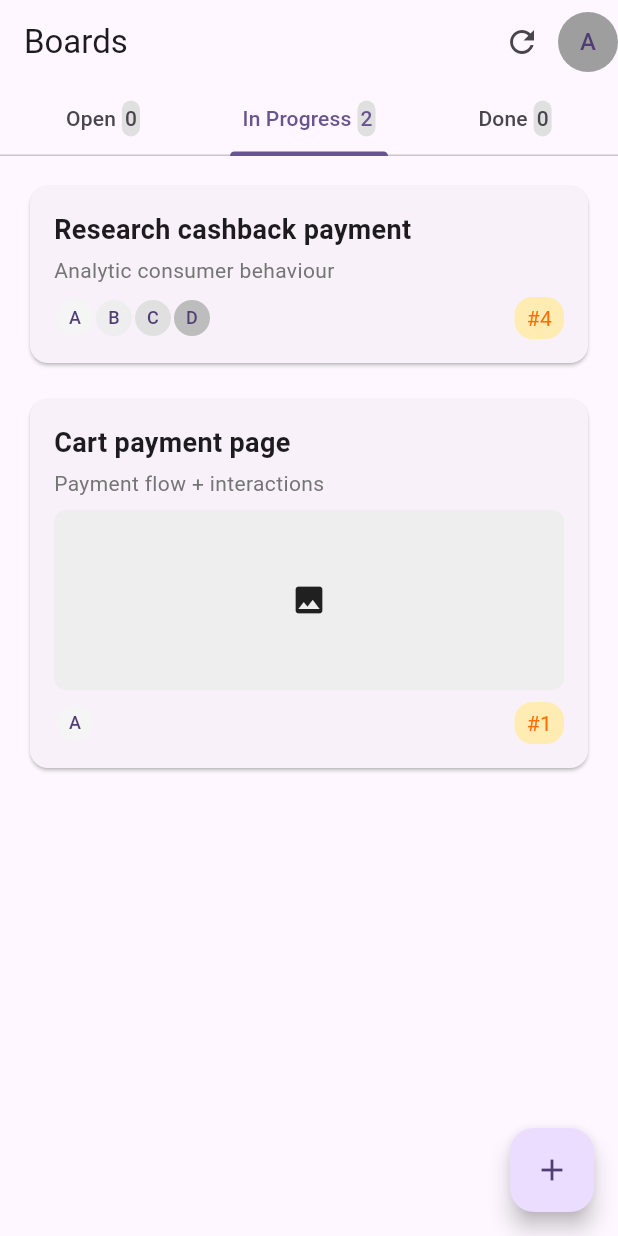
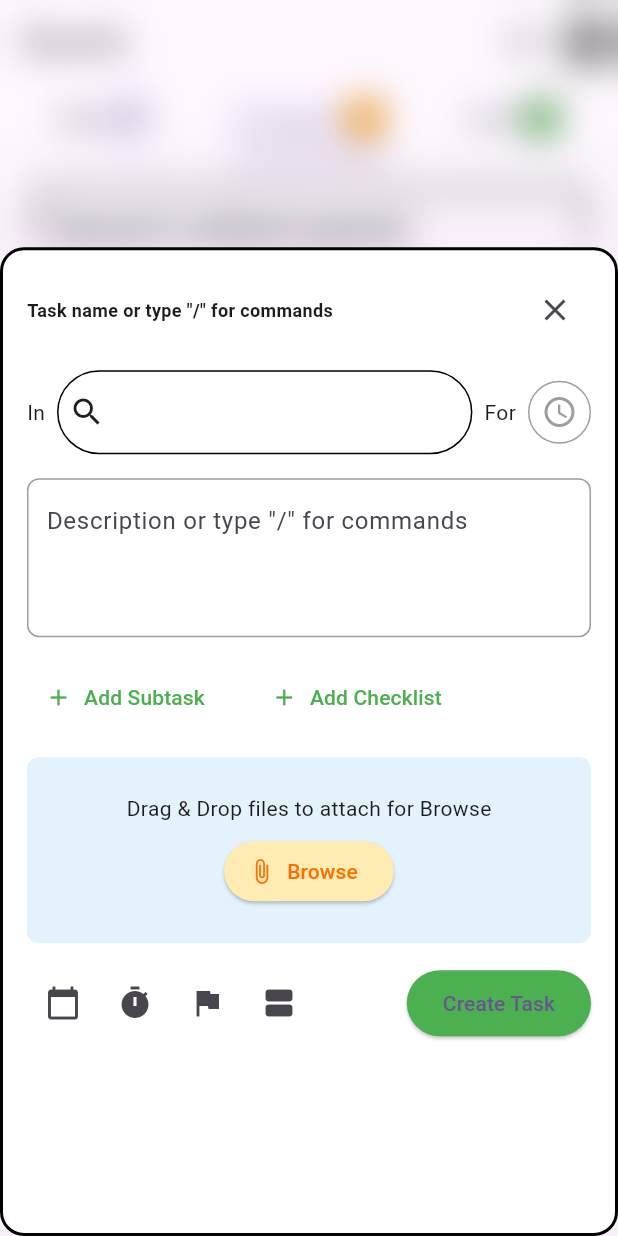
Before and after one commit to paolojoaquinp/todo_app, a Flutter app: the screen it shows after launch, tab 2 chosen, after a tap on the "add" icon, on a phone screen of 412 x 824 dp. Run offline on Flutter 3.47's test engine with Material 3 defaults, Android fonts, the phone set to English and light mode, and no system bars; our stand-ins replace bloc, equatable, flutter_bloc.

Commit message:
feat: add task layout botom sheet

```diff
--- /dev/null
+++ b/lib/features/add_task/presenter/add_task.dart
@@ -0,0 +1,183 @@
+import 'package:flutter/material.dart';
+import 'package:flutter_bloc/flutter_bloc.dart';
+import 'package:todo_app/features/home_page/presenter/bloc/home_bloc.dart';
+
+class AddTaskDialog extends StatelessWidget {
+  const AddTaskDialog({super.key, });
+
+  @override
+  Widget build(BuildContext context) {
+
+    return FractionallySizedBox(
+      heightFactor: 0.8,
+      child: Container(
+        padding: const EdgeInsets.all(16),
+        decoration: BoxDecoration(
+          color: Colors.white,
+          border: Border.all(color: Colors.black, width: 2),
+          borderRadius: BorderRadius.circular(16),
+        ),
+        child: ListView(
+            children: [
+              Row(
+                mainAxisAlignment: MainAxisAlignment.spaceBetween,
+                children: [
+                  const Text(
+                    'Task name or type "/" for commands',
+                    style: TextStyle(
+                      fontSize: 12,
+                      fontWeight: FontWeight.bold,
+                    ),
+                  ),
+                  IconButton(
+                    icon: const Icon(Icons.close),
+                    onPressed: () {
+                      Navigator.pop(context);
+                    },
+                  ),
+                ],
+              ),
+              const SizedBox(height: 16),
+              Row(
+                children: [
+                  const Text('In'),
+                  const SizedBox(width: 8),
+                  Expanded(
+                    child: Row(
+                      children: [
+                        const Expanded(
+                          child: SearchBar(
+                            leading: Icon(Icons.search),
+                            elevation: WidgetStatePropertyAll(0),
+                            backgroundColor: WidgetStatePropertyAll(Colors.white),
+                            side: WidgetStatePropertyAll<BorderSide>(BorderSide(color: Colors.black,width: 1))
+                          ),
+                        ),
+                      ],
+                    ),
+                  ),
+                  const SizedBox(width: 8),
+                  const Text('For'),
+                  const SizedBox(width: 8),
+                  Container(
+                    padding: const EdgeInsets.all(8),
+                    decoration: BoxDecoration(
+                      border: Border.all(color: Colors.grey),
+                      shape: BoxShape.circle,
+                    ),
+                    child: const Icon(Icons.access_time, color: Colors.grey),
+                  ),
+                ],
+              ),
+              const SizedBox(height: 16),
+              Container(
+                padding: const EdgeInsets.symmetric(horizontal: 12, vertical: 8),
+                decoration: BoxDecoration(
+                  border: Border.all(color: Colors.grey),
+                  borderRadius: BorderRadius.circular(8),
+                ),
+                child: const TextField(
+                  maxLines: 3,
+                  decoration: InputDecoration(
+                    hintText: 'Description or type "/" for commands',
+                    border: InputBorder.none,
+                  ),
+                ),
+              ),
+              const SizedBox(height: 16),
+              Row(
+                children: [
+                  TextButton.icon(
+                    icon: const Icon(Icons.add, color: Colors.green),
+                    label: const Text(
+                      'Add Subtask',
+                      style: TextStyle(color: Colors.green),
+                    ),
+                    onPressed: () {},
+                  ),
+                  const SizedBox(width: 16),
+                  TextButton.icon(
+                    icon: const Icon(Icons.add, color: Colors.green),
+                    label: const Text(
+                      'Add Checklist',
+                      style: TextStyle(color: Colors.green),
+                    ),
+                    onPressed: () {},
+                  ),
+                ],
+              ),
+              const SizedBox(height: 16),
+              Container(
+                padding: const EdgeInsets.all(24),
+                decoration: BoxDecoration(
+                  color: Colors.blue[50],
+                  borderRadius: BorderRadius.circular(8),
+                ),
+                child: Column(
+                  children: [
+                    const Text('Drag & Drop files to attach for Browse'),
+                    const SizedBox(height: 8),
+                    ElevatedButton.icon(
+                      icon: const Icon(Icons.attach_file),
+                      label: const Text('Browse'),
+                      style: ElevatedButton.styleFrom(
+                        backgroundColor: Colors.amber[100],
+                        foregroundColor: Colors.amber[900],
+                      ),
+                      onPressed: () {},
+                    ),
+                  ],
+                ),
+              ),
+              const SizedBox(height: 16),
+              Row(
+                mainAxisAlignment: MainAxisAlignment.spaceBetween,
+                children: [
+                  Row(
+                    children: [
+                      IconButton(
+                        icon: const Icon(Icons.calendar_today),
+                        onPressed: () {},
+                      ),
+                      IconButton(
+                        icon: const Icon(Icons.timer),
+                        onPressed: () {},
+                      ),
+                      IconButton(
+                        icon: const Icon(Icons.flag),
+                        onPressed: () {},
+                      ),
+                      IconButton(
+                        icon: const Icon(Icons.view_agenda),
+                        onPressed: () {},
+                      ),
+                    ],
+                  ),
+                  ElevatedButton(
+                    style: ElevatedButton.styleFrom(
+                      backgroundColor: Colors.green,
+                      padding: const EdgeInsets.symmetric(
+                        horizontal: 24,
+                        vertical: 12,
+                      ),
+                    ),
+                    onPressed: () {
+                      context.read<HomeBloc>().add(
+                            const CreateTaskRequestedEvent(
+                              title: '',
+                              description: '',
+                              list: '',
+                            ),
+                          );
+                    },
+                    child: const Text('Create Task'),
+                  ),
+                ],
+              ),
+            ],
+          ),
+
+      ),
+    );
+  }
+}
--- /dev/null
+++ b/lib/features/home_page/presenter/bloc/home_bloc.dart
@@ -0,0 +1,20 @@
+import 'dart:async';
+
+import 'package:bloc/bloc.dart';
+import 'package:equatable/equatable.dart';
+import 'package:meta/meta.dart';
+
+part 'home_event.dart';
+part 'home_state.dart';
+
+class HomeBloc extends Bloc<HomeEvent, HomeState> {
+  HomeBloc(
+  //  required this.tasks,
+  ) : super(HomeInitial()) {
+    on<HomeEvent>((event, emit) {
+      // TODO: implement event handler
+    });
+
+  }
+
+}
--- /dev/null
+++ b/lib/features/home_page/presenter/bloc/home_event.dart
@@ -0,0 +1,26 @@
+part of 'home_bloc.dart';
+
+abstract class HomeEvent extends Equatable {
+  const HomeEvent();
+
+  @override
+  List<Object> get props => [];
+}
+
+
+class AddTaskRequestedEvent extends HomeEvent {}
+class CloseAddTaskRequestedEvent extends HomeEvent {}
+class CreateTaskRequestedEvent extends HomeEvent {
+  final String title;
+  final String description;
+  final String list;
+
+  const CreateTaskRequestedEvent({
+    required this.title,
+    required this.description,
+    required this.list,
+  });
+
+  @override
+  List<Object> get props => [title, description, list];
+}
--- /dev/null
+++ b/lib/features/home_page/presenter/bloc/home_state.dart
@@ -0,0 +1,19 @@
+part of 'home_bloc.dart';
+
+sealed class HomeState extends Equatable {}
+
+class HomeInitial extends HomeState {
+  HomeInitial();
+
+  @override
+  List<Object?> get props => [];
+}
+
+
+class AddTaskState extends HomeState {
+  AddTaskState();
+
+  @override
+  List<Object?> get props => [];
+
+}
--- a/lib/features/home_page/presenter/children/in_progress_tasks/presenter/widgets/task_card.dart
+++ b/lib/features/home_page/presenter/children/in_progress_tasks/presenter/widgets/task_card.dart
@@ -1,3 +1,4 @@
+import 'package:flutter/cupertino.dart';
 import 'package:flutter/material.dart';
 
 class TaskCard extends StatelessWidget {
@@ -17,6 +18,10 @@ class TaskCard extends StatelessWidget {
   @override
   Widget build(BuildContext context) {
     return Card(
+      shape: RoundedRectangleBorder(
+        side: BorderSide(width: 2, color: Colors.black),
+        borderRadius: BorderRadius.circular(10),
+      ),
       child: Padding(
         padding: const EdgeInsets.all(16),
         child: Column(
@@ -55,12 +60,20 @@ class TaskCard extends StatelessWidget {
               children: [
                 // Aquí está la corrección principal
                 SizedBox(
-                  height: 24, // Altura fija para los avatares
+                  // height: 24,
                   child: Row(
                     children: List.generate(
                       memberCount,
                       (index) => Padding(
-                        padding: EdgeInsets.only(left:2.0),
+                        padding: EdgeInsets.only(left: 2.0),
+                        child: Container(
+                          decoration: BoxDecoration(
+                          color: Colors.transparent,
+                          borderRadius: BorderRadius.all(Radius.circular(100)),
+                            border: Border.all(color: Colors.black,width: 1)
+                          ),
+                          child: Padding(
+                            padding: const EdgeInsets.all(3.0),
                             child: CircleAvatar(
                               radius: 12,
                               backgroundColor: Colors.grey[(index + 1) * 100],
@@ -73,17 +86,31 @@ class TaskCard extends StatelessWidget {
                         ),
                       ),
                     ),
+                  ),
+                ),
                 Container(
-                  padding: const EdgeInsets.symmetric(horizontal: 8, vertical: 4),
+                  padding:
+                      const EdgeInsets.symmetric(horizontal: 8, vertical: 4),
                   decoration: BoxDecoration(
                       color: Colors.amber[100],
-                    borderRadius: BorderRadius.circular(12),
+                      borderRadius: BorderRadius.circular(10),
+                      border: Border.all(color: Colors.black, width: 2)),
+                  child: Row(
+                    children: [
+                      Icon(
+                        CupertinoIcons.paperclip,
+                        size: 14,
                       ),
-                  child: Text(
-                    '#$memberCount',
+                      SizedBox(
+                        width: 2,
+                      ),
+                      Text(
+                        '$memberCount',
                         style: TextStyle(
-                      color: Colors.amber[900],
+                          fontWeight: FontWeight.bold,
                         ),
+                      ),
+                    ],
                   ),
                 ),
               ],
--- a/lib/features/home_page/presenter/page/home_page.dart
+++ b/lib/features/home_page/presenter/page/home_page.dart
@@ -1,12 +1,32 @@
+import 'dart:ui';
+
 import 'package:flutter/material.dart';
-import 'package:todo_app/features/home_page/presenter/widgets/tab_views.dart';
-import 'package:todo_app/features/home_page/presenter/children/in_progress_tasks/presenter/in_progress_tab.dart';
+import 'package:todo_app/features/add_task/presenter/add_task.dart';
+import 'package:todo_app/features/home_page/presenter/bloc/home_bloc.dart';
+import 'package:todo_app/features/home_page/presenter/page/widgets/tab_views.dart';
+import 'package:flutter_bloc/flutter_bloc.dart';
 
 class HomePage extends StatelessWidget {
   const HomePage({super.key});
 
   @override
   Widget build(BuildContext context) {
+    return BlocProvider<HomeBloc>(
+      create: (context) => HomeBloc(),
+      child: const _Page(),
+    );
+  }
+}
+
+class _Page extends StatelessWidget {
+  const _Page({
+    super.key,
+  });
+
+  @override
+  Widget build(BuildContext context) {
+    return BlocBuilder<HomeBloc, HomeState>(
+      builder: (context, state) {
         return Scaffold(
           appBar: AppBar(
             title: const Text('Boards'),
@@ -33,33 +53,61 @@ class HomePage extends StatelessWidget {
                           mainAxisAlignment: MainAxisAlignment.center,
                           children: [
                             const Text('Open'),
+                            const SizedBox(
+                              width: 2.5,
+                            ),
                             Container(
-                          margin: const EdgeInsets.only(left: 4),
-                          padding: const EdgeInsets.all(2),
                               decoration: BoxDecoration(
-                            color: Colors.grey[300],
-                            borderRadius: BorderRadius.circular(10),
+                                border:
+                                    Border.all(color: Colors.black, width: 1),
+                                borderRadius:
+                                    BorderRadius.all(Radius.circular(100)),
                               ),
-                          child: const Text('0'),
+                              child: CircleAvatar(
+                                radius: 12,
+                                child: Text(
+                                  '0',
+                                  style: TextStyle(
+                                    fontSize: 12,
+                                    fontWeight: FontWeight.bold,
                                   ),
+                                ),
+                              ),
+                            )
                           ],
                         ),
                       ),
                       Tab(
+                        child: FittedBox(
                           child: Row(
                             mainAxisAlignment: MainAxisAlignment.center,
                             children: [
                               const Text('In Progress'),
+                              SizedBox(
+                                width: 2.5,
+                              ),
                               Container(
-                          margin: const EdgeInsets.only(left: 4),
-                          padding: const EdgeInsets.all(2),
                                 decoration: BoxDecoration(
-                            color: Colors.grey[300],
-                            borderRadius: BorderRadius.circular(10),
+                                  border:
+                                      Border.all(color: Colors.black, width: 1),
+                                  borderRadius:
+                                      BorderRadius.all(Radius.circular(100)),
                                 ),
-                          child: const Text('2'),
+                                child: CircleAvatar(
+                                  backgroundColor: Colors.orange,
+                                  radius: 12,
+                                  child: Text(
+                                    '2',
+                                    style: TextStyle(
+                                      fontSize: 12,
+                                      color: Colors.white,
+                                      fontWeight: FontWeight.bold,
                                     ),
+                                  ),
+                                ),
+                              )
                             ],
+                          ),
                         ),
                       ),
                       Tab(
@@ -67,15 +115,29 @@ class HomePage extends StatelessWidget {
                           mainAxisAlignment: MainAxisAlignment.center,
                           children: [
                             const Text('Done'),
+                            SizedBox(
+                              width: 2.5,
+                            ),
                             Container(
-                          margin: const EdgeInsets.only(left: 4),
-                          padding: const EdgeInsets.all(2),
                               decoration: BoxDecoration(
-                            color: Colors.grey[300],
-                            borderRadius: BorderRadius.circular(10),
+                                border:
+                                    Border.all(color: Colors.black, width: 1),
+                                borderRadius:
+                                    BorderRadius.all(Radius.circular(100)),
                               ),
-                          child: const Text('0'),
+                              child: CircleAvatar(
+                                backgroundColor: Colors.green,
+                                radius: 12,
+                                child: Text(
+                                  '0',
+                                  style: TextStyle(
+                                    fontSize: 12,
+                                    color: Colors.white,
+                                    fontWeight: FontWeight.bold,
                                   ),
+                                ),
+                              ),
+                            )
                           ],
                         ),
                       ),
@@ -86,10 +148,34 @@ class HomePage extends StatelessWidget {
               ],
             ),
           ),
+          floatingActionButtonLocation:
+              FloatingActionButtonLocation.centerFloat,
           floatingActionButton: FloatingActionButton(
-        child: const Icon(Icons.add),
-        onPressed: () {},
+            shape: RoundedRectangleBorder(
+              side: BorderSide(width: 2, color: Colors.black),
+              borderRadius: BorderRadius.circular(100),
             ),
+            backgroundColor: Colors.green,
+            child: const Icon(
+              Icons.add,
+              size: 28,
+              color: Colors.white,
+            ),
+            onPressed: () {
+              showModalBottomSheet<void>(
+                  context: context,
+                  isScrollControlled: true,
+                  barrierColor: Colors.transparent,
+                  builder: (context) {
+                    return BackdropFilter(
+                      filter: ImageFilter.blur(sigmaX: 12, sigmaY: 12),
+                      child: AddTaskDialog(),
+                    );
+                  });
+            },
+          ),
+        );
+      },
     );
   }
 }
--- a/pubspec.yaml
+++ b/pubspec.yaml
@@ -35,6 +35,8 @@ dependencies:
   # The following adds the Cupertino Icons font to your application.
   # Use with the CupertinoIcons class for iOS style icons.
   cupertino_icons: ^1.0.8
+  flutter_bloc: ^8.1.6
+  equatable: ^2.0.5
 
 dev_dependencies:
   flutter_test:
```
Also changed, not shown: lib/features/home_page/presenter/page/widgets/tab_views.dart (renamed from lib/features/home_page/presenter/widgets/tab_views.dart). Lines whose indentation alone changed are shown as unchanged.
